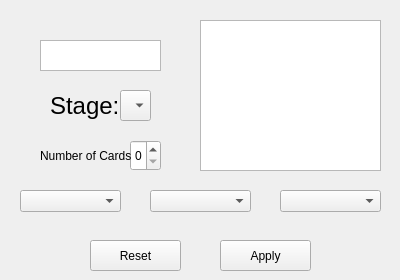
This is Cluedo/PlayerInfo.ui in Stephen-ODriscoll/Cluedo as Qt 5 draws it before an edit. The edited form follows.
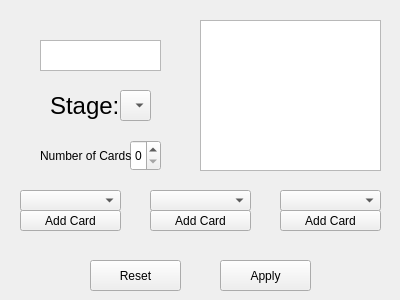
This is the edited form.

Patch:
```diff
--- a/Cluedo/PlayerInfo.ui
+++ b/Cluedo/PlayerInfo.ui
@@ -7,7 +7,7 @@
     <x>0</x>
     <y>0</y>
     <width>400</width>
-    <height>280</height>
+    <height>300</height>
    </rect>
   </property>
   <property name="sizePolicy">
@@ -19,13 +19,13 @@
   <property name="minimumSize">
    <size>
     <width>400</width>
-    <height>280</height>
+    <height>300</height>
    </size>
   </property>
   <property name="maximumSize">
    <size>
     <width>400</width>
-    <height>280</height>
+    <height>300</height>
    </size>
   </property>
   <property name="windowTitle">
@@ -37,7 +37,7 @@
      <x>20</x>
      <y>190</y>
      <width>101</width>
-     <height>22</height>
+     <height>21</height>
     </rect>
    </property>
   </widget>
@@ -47,7 +47,7 @@
      <x>150</x>
      <y>190</y>
      <width>101</width>
-     <height>22</height>
+     <height>21</height>
     </rect>
    </property>
   </widget>
@@ -57,7 +57,7 @@
      <x>280</x>
      <y>190</y>
      <width>101</width>
-     <height>22</height>
+     <height>21</height>
     </rect>
    </property>
   </widget>
@@ -65,7 +65,7 @@
    <property name="geometry">
     <rect>
      <x>90</x>
-     <y>240</y>
+     <y>260</y>
      <width>91</width>
      <height>31</height>
     </rect>
@@ -78,7 +78,7 @@
    <property name="geometry">
     <rect>
      <x>220</x>
-     <y>240</y>
+     <y>260</y>
      <width>91</width>
      <height>31</height>
     </rect>
@@ -167,6 +167,45 @@
     </rect>
    </property>
   </widget>
+  <widget class="QPushButton" name="cat1Button">
+   <property name="geometry">
+    <rect>
+     <x>20</x>
+     <y>210</y>
+     <width>101</width>
+     <height>21</height>
+    </rect>
+   </property>
+   <property name="text">
+    <string>Add Card</string>
+   </property>
+  </widget>
+  <widget class="QPushButton" name="cat2Button">
+   <property name="geometry">
+    <rect>
+     <x>150</x>
+     <y>210</y>
+     <width>101</width>
+     <height>21</height>
+    </rect>
+   </property>
+   <property name="text">
+    <string>Add Card</string>
+   </property>
+  </widget>
+  <widget class="QPushButton" name="cat3Button">
+   <property name="geometry">
+    <rect>
+     <x>280</x>
+     <y>210</y>
+     <width>101</width>
+     <height>21</height>
+    </rect>
+   </property>
+   <property name="text">
+    <string>Add Card</string>
+   </property>
+  </widget>
  </widget>
  <resources/>
  <connections/>
```
Left out of the diff: 9 changed lines with no effect on the pictures.
